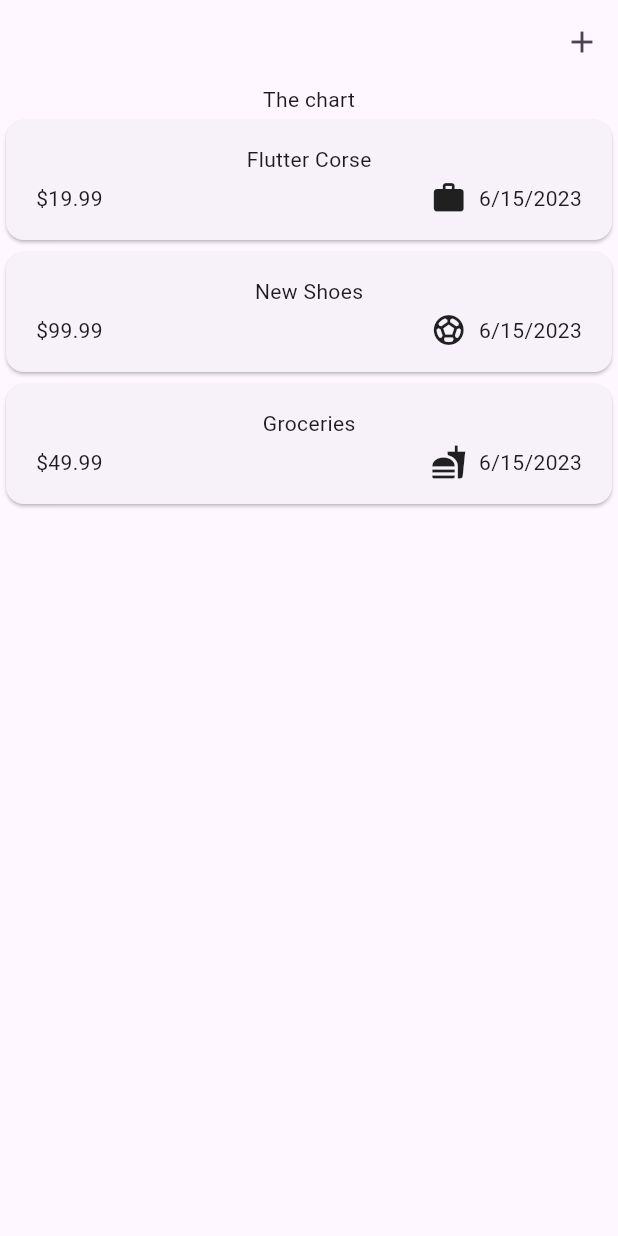
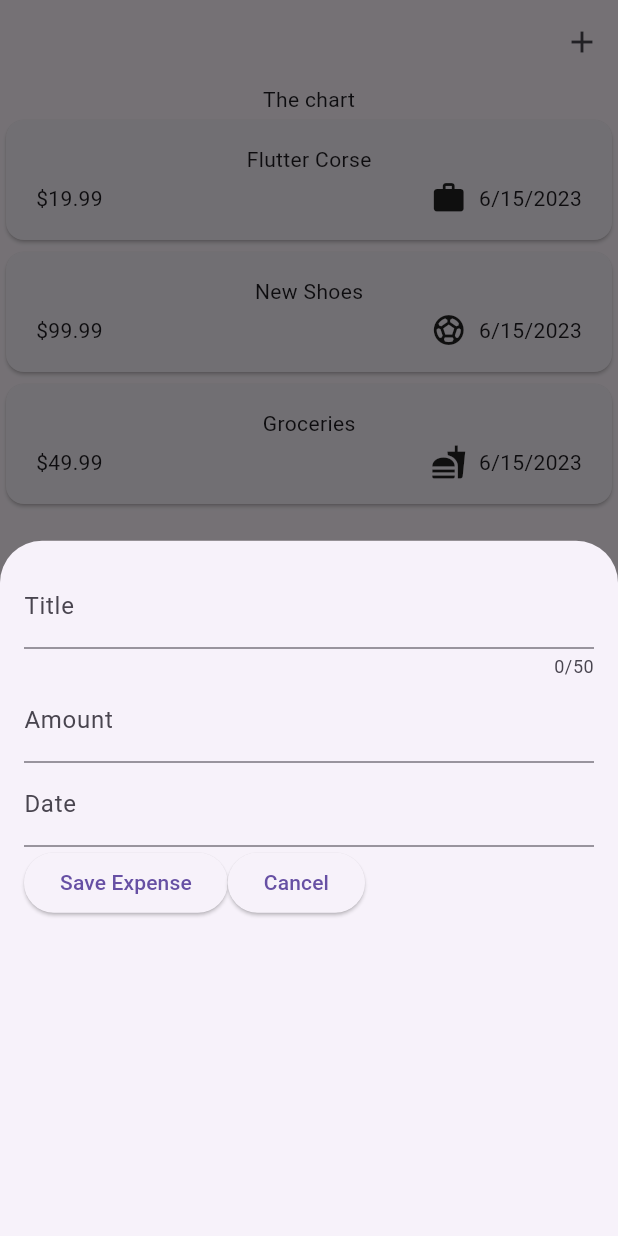
Before and after one commit to mmcdevitt1997/expense_tracker, a Flutter app: the screen it shows after launch, after a tap on the "add" icon, on a phone screen of 412 x 824 dp. Run offline on Flutter 3.47's test engine with Material 2 defaults, Android fonts, the phone set to English and light mode, and no system bars.

Commit message:
add ammount button

```diff
--- a/lib/widgets/expenses.dart
+++ b/lib/widgets/expenses.dart
@@ -1,5 +1,6 @@
 import 'package:expense_tracker/widgets/expenses_list/expenses_list.dart';
 import 'package:expense_tracker/models/expense.dart';
+import 'package:expense_tracker/widgets/new_expense.dart';
 import 'package:flutter/material.dart';
 
 class Expenses extends StatefulWidget {
@@ -28,6 +29,14 @@ class _ExpensesState extends State<Expenses> {
         category: Category.food),
   ];
 
+  void _openAddExpenseOverlay() {
+    showModalBottomSheet(
+        context: context,
+        builder: (ctx) {
+          return const NewExpense();
+        });
+  }
+
   @override
   Widget build(BuildContext context) {
     return Scaffold(
@@ -35,7 +44,7 @@ class _ExpensesState extends State<Expenses> {
         actions: [
           IconButton(
             icon: const Icon(Icons.add),
-            onPressed: () {},
+            onPressed: _openAddExpenseOverlay,
           )
         ],
       ),
@@ -43,7 +52,9 @@ class _ExpensesState extends State<Expenses> {
         children: [
           const Text('The chart'),
           Expanded(
-           child: ExpensesList(expenses: _registeredExpenses,),
+            child: ExpensesList(
+              expenses: _registeredExpenses,
+            ),
           )
         ],
       ),
--- /dev/null
+++ b/lib/widgets/new_expense.dart
@@ -0,0 +1,57 @@
+import 'package:flutter/material.dart';
+
+class NewExpense extends StatefulWidget {
+  const NewExpense({super.key});
+
+  @override
+  State<NewExpense> createState() => _NewExpenseState();
+}
+
+class _NewExpenseState extends State<NewExpense> {
+  final _titleController = TextEditingController();
+  final _amountController = TextEditingController();
+
+  @override
+  void dispose() {
+    _titleController.dispose();
+    _amountController.dispose();
+    super.dispose();
+  }
+  @override
+  Widget build(BuildContext context) {
+    return Padding(
+      padding: const EdgeInsets.all(16),
+      child: Column(children: [
+        TextField(
+          controller: _titleController,
+          maxLength: 50,
+          decoration: const InputDecoration(labelText: 'Title'),
+        ),
+        TextField(
+          decoration: InputDecoration(labelText: 'Amount'),
+          controller: _amountController,
+          keyboardType: TextInputType.number,
+        ),
+        TextField(
+          decoration: InputDecoration(labelText: 'Date'),
+        ),
+        Row(
+          children: [
+            ElevatedButton(
+              onPressed: () {
+                print(_titleController.text);
+                print(_amountController.text);
+              },
+              child: const Text('Save Expense'),
+            ),
+            ElevatedButton(
+              onPressed: () {
+              },
+              child: const Text('Cancel'),
+            ),
+          ],
+        )
+      ]),
+    );
+  }
+}
```
